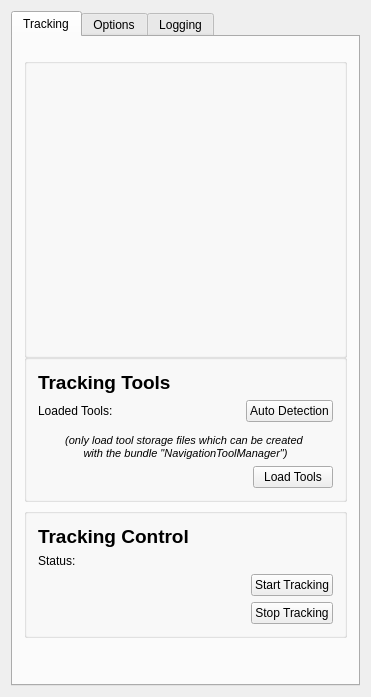
Before: the Qt Designer form Modules/Bundles/org.mitk.gui.qt.igttrackingtoolbox/src/internal/QmitkMITKIGTTrackingToolboxViewControls.ui in MITK/MITK, drawn with Qt 5.
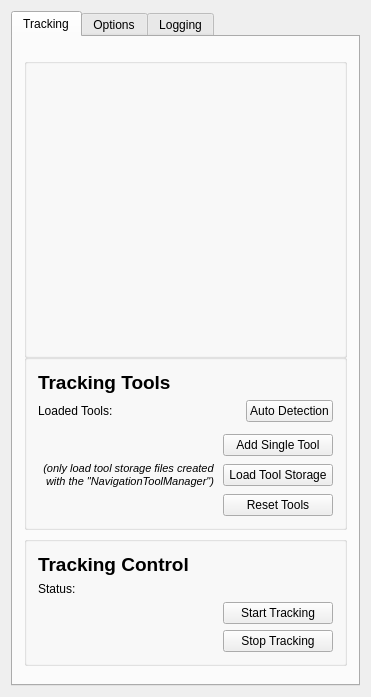
After: the same form once the commit is applied. Custom widgets are drawn as their Qt base class.

Commit message: added buttons to tracking toolbox to support adding of single tools

Diff of the .ui file:
```diff
--- a/Modules/Bundles/org.mitk.gui.qt.igttrackingtoolbox/src/internal/QmitkMITKIGTTrackingToolboxViewControls.ui
+++ b/Modules/Bundles/org.mitk.gui.qt.igttrackingtoolbox/src/internal/QmitkMITKIGTTrackingToolboxViewControls.ui
@@ -119,19 +119,34 @@
            <widget class="QmitkToolTrackingStatusWidget" name="m_TrackingToolsStatusWidget" native="true"/>
           </item>
           <item>
-           <widget class="QLabel" name="label_4">
-            <property name="text">
-             <string>&lt;!DOCTYPE HTML PUBLIC &quot;-//W3C//DTD HTML 4.0//EN&quot; &quot;http://www.w3.org/TR/REC-html40/strict.dtd&quot;&gt;
-&lt;html&gt;&lt;head&gt;&lt;meta name=&quot;qrichtext&quot; content=&quot;1&quot; /&gt;&lt;style type=&quot;text/css&quot;&gt;
-p, li { white-space: pre-wrap; }
-&lt;/style&gt;&lt;/head&gt;&lt;body style=&quot; font-family:'MS Shell Dlg 2'; font-size:8.25pt; font-weight:400; font-style:normal;&quot;&gt;
-&lt;p align=&quot;center&quot; style=&quot; margin-top:0px; margin-bottom:0px; margin-left:0px; margin-right:0px; -qt-block-indent:0; text-indent:0px;&quot;&gt;&lt;span style=&quot; font-size:8pt; font-style:italic;&quot;&gt;(only load tool storage files which can be created &lt;/span&gt;&lt;/p&gt;
-&lt;p align=&quot;center&quot; style=&quot; margin-top:0px; margin-bottom:0px; margin-left:0px; margin-right:0px; -qt-block-indent:0; text-indent:0px;&quot;&gt;&lt;span style=&quot; font-size:8pt; font-style:italic;&quot;&gt;with the bundle &amp;quot;NavigationToolManager&amp;quot;)&lt;/span&gt;&lt;/p&gt;&lt;/body&gt;&lt;/html&gt;</string>
-            </property>
-            <property name="alignment">
-             <set>Qt::AlignJustify|Qt::AlignVCenter</set>
-            </property>
-           </widget>
+           <layout class="QHBoxLayout" name="horizontalLayout_9">
+            <item>
+             <spacer name="horizontalSpacer_9">
+              <property name="orientation">
+               <enum>Qt::Horizontal</enum>
+              </property>
+              <property name="sizeHint" stdset="0">
+               <size>
+                <width>40</width>
+                <height>20</height>
+               </size>
+              </property>
+             </spacer>
+            </item>
+            <item>
+             <widget class="QPushButton" name="m_AddSingleTool">
+              <property name="minimumSize">
+               <size>
+                <width>110</width>
+                <height>0</height>
+               </size>
+              </property>
+              <property name="text">
+               <string>Add Single Tool</string>
+              </property>
+             </widget>
+            </item>
+           </layout>
           </item>
           <item>
            <layout class="QHBoxLayout" name="horizontalLayout">
@@ -148,10 +163,61 @@
               </property>
              </spacer>
             </item>
+            <item>
+             <widget class="QLabel" name="label_4">
+              <property name="text">
+               <string>&lt;!DOCTYPE HTML PUBLIC &quot;-//W3C//DTD HTML 4.0//EN&quot; &quot;http://www.w3.org/TR/REC-html40/strict.dtd&quot;&gt;
+&lt;html&gt;&lt;head&gt;&lt;meta name=&quot;qrichtext&quot; content=&quot;1&quot; /&gt;&lt;style type=&quot;text/css&quot;&gt;
+p, li { white-space: pre-wrap; }
+&lt;/style&gt;&lt;/head&gt;&lt;body style=&quot; font-family:'MS Shell Dlg 2'; font-size:8.25pt; font-weight:400; font-style:normal;&quot;&gt;
+&lt;p align=&quot;center&quot; style=&quot; margin-top:0px; margin-bottom:0px; margin-left:0px; margin-right:0px; -qt-block-indent:0; text-indent:0px;&quot;&gt;&lt;span style=&quot; font-size:8pt; font-style:italic;&quot;&gt;(only load tool storage files created &lt;/span&gt;&lt;/p&gt;
+&lt;p align=&quot;center&quot; style=&quot; margin-top:0px; margin-bottom:0px; margin-left:0px; margin-right:0px; -qt-block-indent:0; text-indent:0px;&quot;&gt;&lt;span style=&quot; font-size:8pt; font-style:italic;&quot;&gt;with &lt;/span&gt;&lt;span style=&quot; font-size:8pt; font-style:italic;&quot;&gt;the &amp;quot;NavigationToolManager&amp;quot;)&lt;/span&gt;&lt;/p&gt;&lt;/body&gt;&lt;/html&gt;</string>
+              </property>
+              <property name="alignment">
+               <set>Qt::AlignJustify|Qt::AlignVCenter</set>
+              </property>
+             </widget>
+            </item>
             <item>
              <widget class="QPushButton" name="m_LoadTools">
+              <property name="minimumSize">
+               <size>
+                <width>110</width>
+                <height>0</height>
+               </size>
+              </property>
               <property name="text">
-               <string>Load Tools</string>
+               <string>Load Tool Storage</string>
+              </property>
+             </widget>
+            </item>
+           </layout>
+          </item>
+          <item>
+           <layout class="QHBoxLayout" name="horizontalLayout_10">
+            <item>
+             <spacer name="horizontalSpacer_8">
+              <property name="orientation">
+               <enum>Qt::Horizontal</enum>
+              </property>
+              <property name="sizeHint" stdset="0">
+               <size>
+                <width>40</width>
+                <height>20</height>
+               </size>
+              </property>
+             </spacer>
+            </item>
+            <item>
+             <widget class="QPushButton" name="m_ResetTools">
+              <property name="minimumSize">
+               <size>
+                <width>110</width>
+                <height>0</height>
+               </size>
+              </property>
+              <property name="text">
+               <string>Reset Tools</string>
               </property>
              </widget>
             </item>
@@ -201,6 +267,12 @@
             </item>
             <item>
              <widget class="QPushButton" name="m_StartTracking">
+              <property name="minimumSize">
+               <size>
+                <width>110</width>
+                <height>0</height>
+               </size>
+              </property>
               <property name="text">
                <string>Start Tracking</string>
               </property>
@@ -225,6 +297,12 @@
             </item>
             <item>
              <widget class="QPushButton" name="m_StopTracking">
+              <property name="minimumSize">
+               <size>
+                <width>110</width>
+                <height>0</height>
+               </size>
+              </property>
               <property name="text">
                <string>Stop Tracking</string>
               </property>
```
The commit also changes 2 other files.
